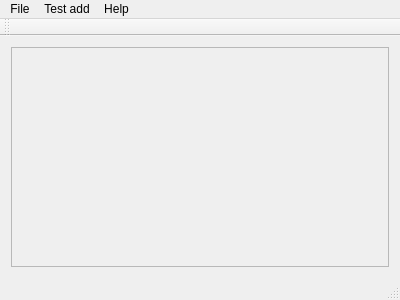
Before: the Qt Designer form app/mainwindow.ui in ololuki/Nonograms, drawn with Qt 5.
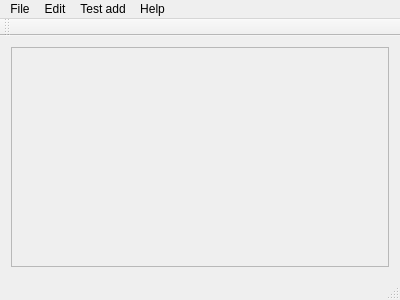
After: the same form once the commit is applied. Custom widgets are drawn as their Qt base class.

Commit message: removed inheritance of BlocksDescriptionField - changed to containment of two instances: columns and rows description added stub of BlocksDescriptionController added enum FieldMode and corresponding menu radiobuttons added license

Diff of the .ui file:
```diff
--- a/app/mainwindow.ui
+++ b/app/mainwindow.ui
@@ -75,7 +75,17 @@
     </property>
     <addaction name="actionAdd_blocks"/>
    </widget>
+   <widget class="QMenu" name="menuEdit">
+    <property name="title">
+     <string>Edit</string>
+    </property>
+    <addaction name="actionFree_drawing"/>
+    <addaction name="actionField_defining"/>
+    <addaction name="actionHuman_solving"/>
+    <addaction name="actionAuto_solving"/>
+   </widget>
    <addaction name="menuFile"/>
+   <addaction name="menuEdit"/>
    <addaction name="menuTest_add"/>
    <addaction name="menuHelp"/>
   </widget>
```
Left out of the diff: 35 changed lines with no effect on the pictures. The commit also changes 18 other files.
